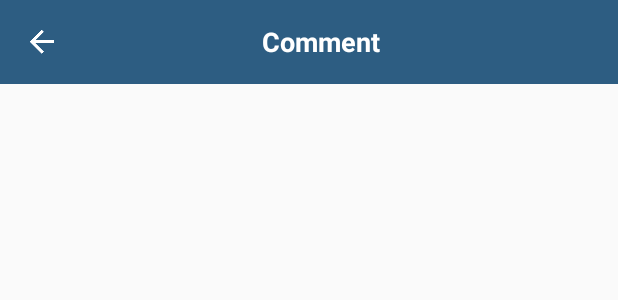
After one commit to Gowdham88/SportsImageSharingApp_Android, an Android app: the layout toolbar_comment.xml on its own in the app's theme, with its tools: preview values and no code run, on a phone screen of 412 x 824 dp. The commit adds this screen. Shown: the top 300 px of the screen. Run offline under Robolectric (Android 15) with nearby library versions, the phone set to English and light mode, and no system bars.

```diff
--- a/app/src/main/AndroidManifest.xml
+++ b/app/src/main/AndroidManifest.xml
@@ -49,7 +49,7 @@
             android:value="@string/facebook_app_id" />
 
         <activity
-            android:name=".ui.activity.SignupActivity"
+            android:name=".ui.activity.LoginScreen"
             android:screenOrientation="portrait">
             <intent-filter>
                 <action android:name="android.intent.action.MAIN" />
@@ -61,7 +61,7 @@
             android:name=".ui.activity.MainActivity"
             android:screenOrientation="portrait" />
         <activity
-            android:name=".ui.activity.LoginActivity"
+            android:name=".ui.activity.SignupActivity"
             android:screenOrientation="portrait" />
         <activity
             android:name=".ui.activity.CommentsActivity"
--- a/app/src/main/java/io/github/froger/instamaterial/ui/activity/LoginScreen.java
+++ b/app/src/main/java/io/github/froger/instamaterial/ui/activity/LoginScreen.java
@@ -77,9 +77,6 @@ public class LoginScreen extends AppCompatActivity {
                 slideUpAnimation = AnimationUtils.loadAnimation(getApplicationContext(),
                         R.anim.slide_up);
                 mAccntTxt.setAnimation(slideUpAnimation);
-//                slideDownAnimation = AnimationUtils.loadAnimation(getApplicationContext(),
-//                        R.anim.slide_down);
-//                mAccntTxt.setAnimation(slideDownAnimation);
                 startActivity(intent);
             }
         });
--- a/app/src/main/res/layout/activity_comments.xml
+++ b/app/src/main/res/layout/activity_comments.xml
@@ -4,7 +4,7 @@
 
     <include
         android:id="@+id/toolbar"
-        layout="@layout/view_feed_toolbar" />
+        layout="@layout/toolbar_comment" />
 
     <LinearLayout
         android:id="@+id/contentRoot"
--- /dev/null
+++ b/app/src/main/res/layout/toolbar_comment.xml
@@ -0,0 +1,45 @@
+<android.support.v7.widget.Toolbar
+    xmlns:android="http://schemas.android.com/apk/res/android"
+    xmlns:app="http://schemas.android.com/apk/res-auto"
+    android:id="@+id/toolbar"
+    android:layout_width="match_parent"
+    android:layout_height="?attr/actionBarSize"
+    android:background="?attr/colorPrimary"
+    app:elevation="@dimen/default_elevation"
+    app:layout_scrollFlags="scroll|enterAlways"
+    app:theme="@style/ThemeOverlay.AppCompat.Dark.ActionBar">
+
+    <RelativeLayout
+        android:layout_width="match_parent"
+        android:layout_height="match_parent">
+
+        <ImageView
+            android:id="@+id/back_image"
+            android:layout_width="wrap_content"
+            android:layout_height="wrap_content"
+            android:layout_centerVertical="true"
+            android:layout_alignParentLeft="true"
+            android:src="@drawable/ic_arrow_back_white_24dp"/>
+
+
+
+        <TextView
+            style="@style/FontAvenirMedium"
+            android:id="@+id/toolbar_title"
+            android:layout_width="wrap_content"
+            android:layout_height="wrap_content"
+            android:layout_centerInParent="true"
+            android:text="Comment"
+            android:textStyle="bold"
+            android:gravity="center"
+            android:textColor="#ffffff"
+            android:textSize="18dp"/>
+
+
+
+
+    </RelativeLayout>
+
+
+
+</android.support.v7.widget.Toolbar>
--- a/app/src/main/res/layout/toolbar_with_profile.xml
+++ b/app/src/main/res/layout/toolbar_with_profile.xml
@@ -4,7 +4,7 @@
     android:id="@+id/toolbar"
     android:layout_width="match_parent"
     android:layout_height="?attr/actionBarSize"
-    android:background="?attr/colorPrimaryDark"
+    android:background="?attr/colorPrimary"
     app:elevation="@dimen/default_elevation"
     app:layout_collapseMode="pin"
     app:layout_scrollFlags="scroll|enterAlways"
```
Also changed, not shown: app/src/main/java/io/github/froger/instamaterial/ui/activity/CommentsActivity.java (+24 -4 lines), app/src/main/java/io/github/froger/instamaterial/ui/activity/MainActivity.java (+119 -3 lines), app/src/main/java/io/github/froger/instamaterial/ui/activity/PublishActivity.java (+7 -0 lines), 40 other files.
